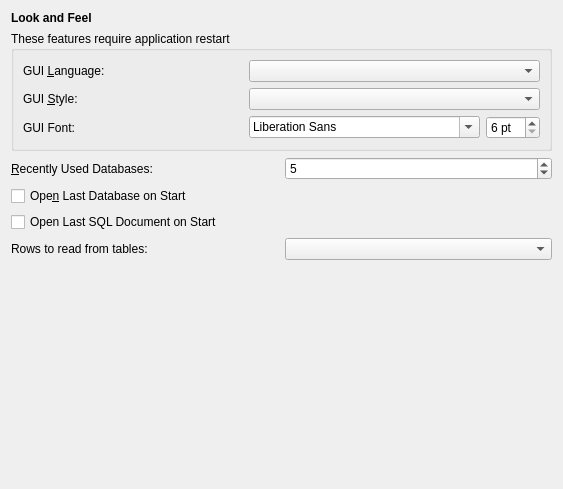
Before: the Qt Designer form Sqliteman/sqliteman/prefslnfwidget.ui in shadybarham/sqliteman, drawn with Qt 5.
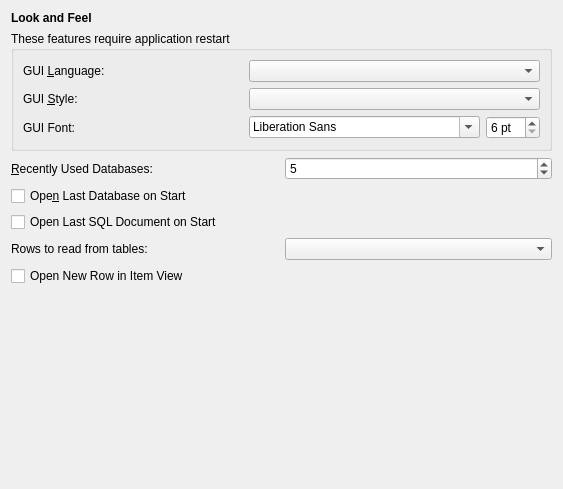
After: the same form once the commit is applied.

Commit message: Add preference to open new rows in Item Viewer

Patch:
```diff
--- a/Sqliteman/sqliteman/prefslnfwidget.ui
+++ b/Sqliteman/sqliteman/prefslnfwidget.ui
@@ -190,6 +190,13 @@
      </item>
     </layout>
    </item>
+   <item>
+    <widget class="QCheckBox" name="newInItemCheckBox">
+     <property name="text">
+      <string>Open New Row in Item View</string>
+     </property>
+    </widget>
+   </item>
    <item>
     <spacer>
      <property name="orientation">
```
Left out of the diff: 3 changed lines with no effect on the pictures. The commit also changes 9 other files.
